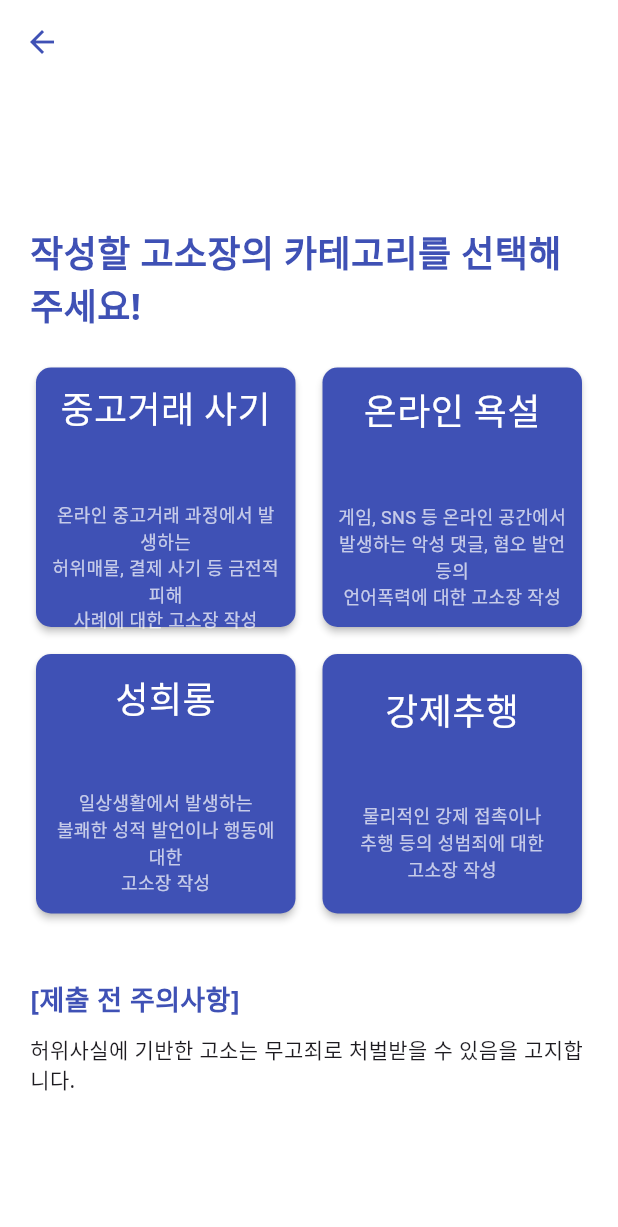
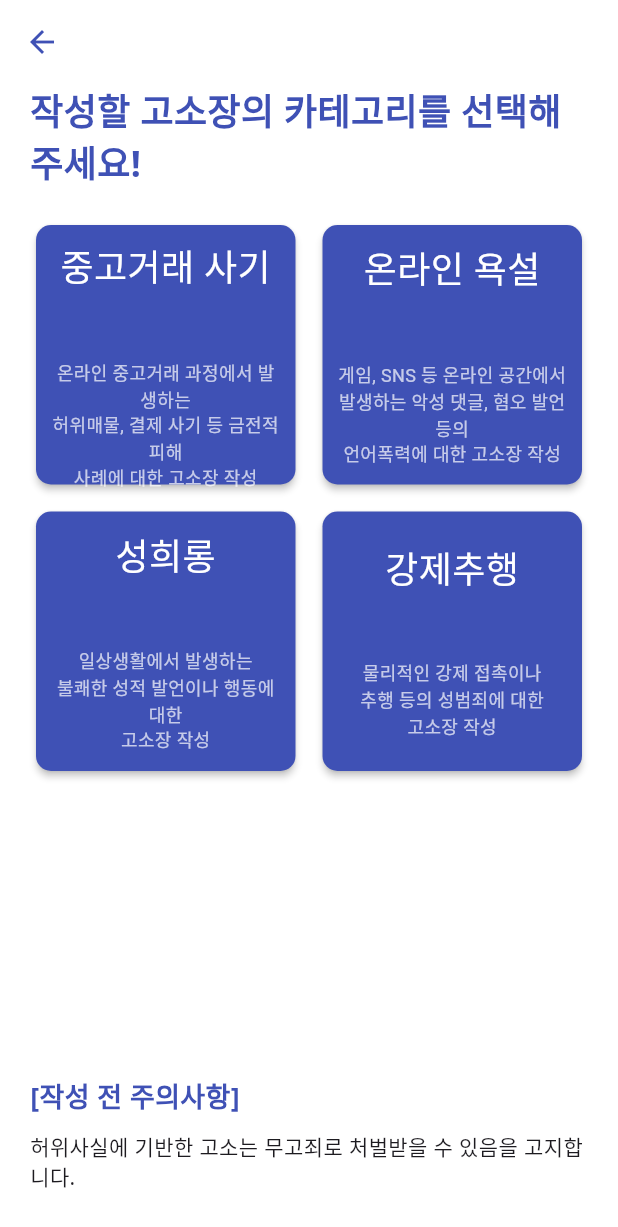
Before and after one commit to Smart-Legal-Form-Builder/frontend, a Flutter app: the CategorySelectionScreen screen opened directly, on a phone screen of 412 x 824 dp. Shown: the top 1227 px of the screen. Run offline on Flutter 3.47's test engine with Material 3 defaults, Android fonts, the phone set to English and light mode, and no system bars; our stand-ins replace dio; missing offline and left inert: dart:html.

Commit message:
카테고리 페이지 마무리

```diff
--- a/lib/Screens/category_selection_screen.dart
+++ b/lib/Screens/category_selection_screen.dart
@@ -30,7 +30,6 @@ class CategorySelectionScreen extends StatelessWidget {
       body: Padding(
         padding: const EdgeInsets.symmetric(horizontal: 20.0),
         child: Column(
-          mainAxisAlignment: MainAxisAlignment.center,
           crossAxisAlignment: CrossAxisAlignment.start,
           children: [
             Text(
@@ -60,9 +59,9 @@ class CategorySelectionScreen extends StatelessWidget {
                 },
               ),
             ),
-            SizedBox(height: 40),
+            Spacer(),
             Text(
-              '[제출 전 주의사항]',
+              '[작성 전 주의사항]',
               style: TextStyle(
               fontSize: 18,
               fontWeight: FontWeight.bold,
@@ -78,6 +77,7 @@ class CategorySelectionScreen extends StatelessWidget {
               fontFamily: 'NotoSans',
               ),
             ),
+            SizedBox(height: 30),
           ],
         ),
       ),
--- a/lib/Screens/document_form.dart
+++ b/lib/Screens/document_form.dart
@@ -125,7 +125,8 @@ class _DocumentFormState extends State<DocumentForm> {
                   fontSize: 16,
                   fontFamily: 'NotoSans',
                   color: Colors.white,
-                )),
+                ),
+              ),
             ),
           ],
         ),
```
